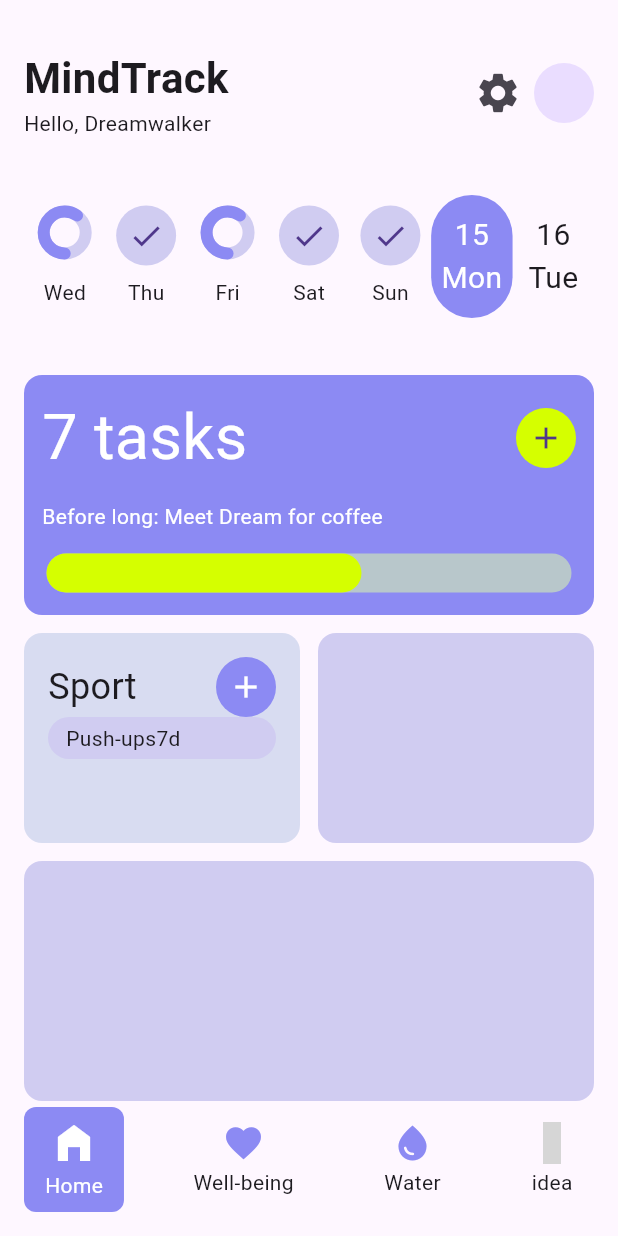
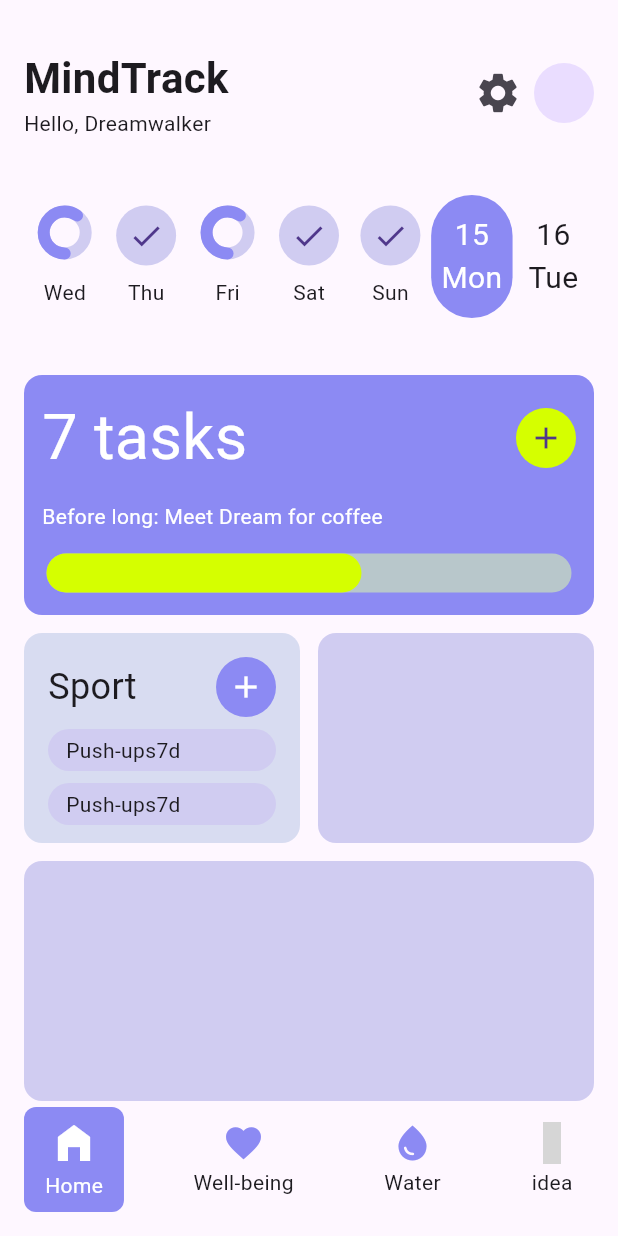
Before and after one commit to JAICHANGPARK/flutter_notebook_chapter_43, a Flutter app: the HabitJournalMainScreen screen opened directly, on a phone screen of 412 x 824 dp. Run offline on Flutter 3.47's test engine with Material 3 defaults, Android fonts, the phone set to English and light mode, and no system bars; drawn by our look-alikes of percent_indicator; our stand-ins replace gap, hugeicons; grey boxes are pictures that could not be loaded.

Commit message:
Update habit_journal_home_screen.dart

```diff
--- a/lib/ep2173_habit_journal_app/ui/home/habit_journal_home_screen.dart
+++ b/lib/ep2173_habit_journal_app/ui/home/habit_journal_home_screen.dart
@@ -255,6 +255,7 @@ class _HabitJournalHomeScreenState extends State<HabitJournalHomeScreen> {
                         ),
                         padding: EdgeInsets.all(16),
                         child: Column(
+                          spacing: 8,
                           crossAxisAlignment: CrossAxisAlignment.start,
                           children: [
                             Row(
@@ -272,6 +273,23 @@ class _HabitJournalHomeScreenState extends State<HabitJournalHomeScreen> {
                                   child: Icon(Icons.add),
                                 ),
                               ],
+                            ),
+                            Container(
+                              decoration: ShapeDecoration(
+                                shape: StadiumBorder(),
+                                color: Color.fromRGBO(208, 204, 241, 1),
+                              ),
+                              padding: EdgeInsets.symmetric(horizontal: 12,vertical: 4),
+                              child: Row(
+                                children: [
+                                  Text(
+                                    "Push-ups",
+                                  ),
+                                  Text(
+                                    "7d",
+                                  )
+                                ],
+                              ),
                             ),
                             Container(
                               decoration: ShapeDecoration(
```
